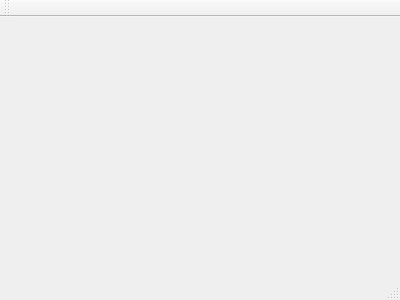
Old version of the form GUI/supercomputer/mainwindow.ui in the repository antoniopedrofraga/supercomputer-simulation.
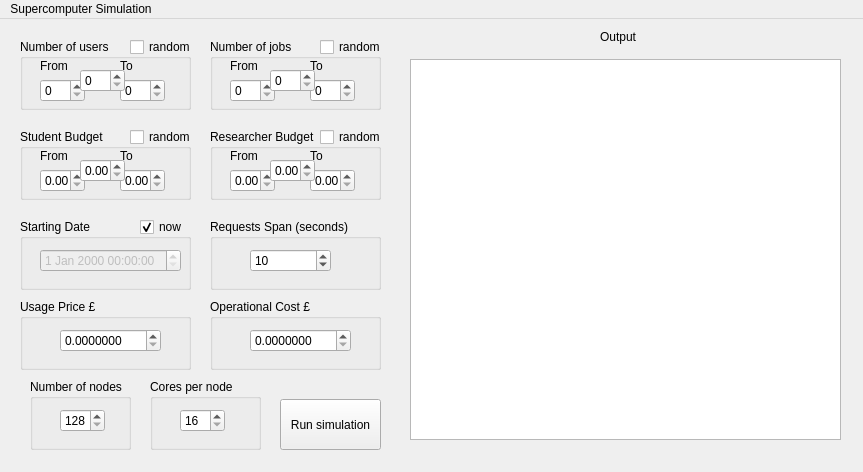
New version of the form.

Commit message: Config class added, GUI modified

```diff
--- a/GUI/supercomputer/mainwindow.ui
+++ b/GUI/supercomputer/mainwindow.ui
@@ -1,24 +1,669 @@
 <ui version="4.0">
  <class>MainWindow</class>
- <widget class="QMainWindow" name="MainWindow" >
-  <property name="geometry" >
+ <widget class="QMainWindow" name="MainWindow">
+  <property name="geometry">
    <rect>
     <x>0</x>
     <y>0</y>
-    <width>400</width>
-    <height>300</height>
+    <width>863</width>
+    <height>472</height>
    </rect>
   </property>
-  <property name="windowTitle" >
+  <property name="minimumSize">
+   <size>
+    <width>863</width>
+    <height>472</height>
+   </size>
+  </property>
+  <property name="maximumSize">
+   <size>
+    <width>863</width>
+    <height>472</height>
+   </size>
+  </property>
+  <property name="windowTitle">
    <string>MainWindow</string>
   </property>
-  <widget class="QMenuBar" name="menuBar" />
-  <widget class="QToolBar" name="mainToolBar" />
-  <widget class="QWidget" name="centralWidget" />
-  <widget class="QStatusBar" name="statusBar" />
+  <widget class="QWidget" name="centralWidget">
+   <widget class="QPushButton" name="simulateButton">
+    <property name="geometry">
+     <rect>
+      <x>280</x>
+      <y>380</y>
+      <width>101</width>
+      <height>51</height>
+     </rect>
+    </property>
+    <property name="cursor">
+     <cursorShape>PointingHandCursor</cursorShape>
+    </property>
+    <property name="text">
+     <string>Run simulation</string>
+    </property>
+   </widget>
+   <widget class="QGroupBox" name="userGroup">
+    <property name="geometry">
+     <rect>
+      <x>20</x>
+      <y>20</y>
+      <width>171</width>
+      <height>71</height>
+     </rect>
+    </property>
+    <property name="title">
+     <string>Number of users</string>
+    </property>
+    <property name="checkable">
+     <bool>false</bool>
+    </property>
+    <widget class="QSpinBox" name="constantUsers">
+     <property name="geometry">
+      <rect>
+       <x>60</x>
+       <y>30</y>
+       <width>45</width>
+       <height>23</height>
+      </rect>
+     </property>
+     <property name="showGroupSeparator" stdset="0">
+      <bool>true</bool>
+     </property>
+    </widget>
+    <widget class="QLabel" name="fromUsersLabel">
+     <property name="geometry">
+      <rect>
+       <x>20</x>
+       <y>20</y>
+       <width>28</width>
+       <height>14</height>
+      </rect>
+     </property>
+     <property name="text">
+      <string>From</string>
+     </property>
+    </widget>
+    <widget class="QSpinBox" name="fromUsers">
+     <property name="geometry">
+      <rect>
+       <x>20</x>
+       <y>40</y>
+       <width>45</width>
+       <height>23</height>
+      </rect>
+     </property>
+    </widget>
+    <widget class="QLabel" name="toUsersLabel">
+     <property name="geometry">
+      <rect>
+       <x>100</x>
+       <y>20</y>
+       <width>13</width>
+       <height>14</height>
+      </rect>
+     </property>
+     <property name="text">
+      <string>To</string>
+     </property>
+    </widget>
+    <widget class="QSpinBox" name="toUsers">
+     <property name="geometry">
+      <rect>
+       <x>100</x>
+       <y>40</y>
+       <width>45</width>
+       <height>23</height>
+      </rect>
+     </property>
+    </widget>
+    <widget class="QCheckBox" name="randomUsers">
+     <property name="geometry">
+      <rect>
+       <x>110</x>
+       <y>0</y>
+       <width>61</width>
+       <height>16</height>
+      </rect>
+     </property>
+     <property name="cursor">
+      <cursorShape>PointingHandCursor</cursorShape>
+     </property>
+     <property name="text">
+      <string>random</string>
+     </property>
+    </widget>
+    <zorder>toUsers</zorder>
+    <zorder>fromUsersLabel</zorder>
+    <zorder>fromUsers</zorder>
+    <zorder>constantUsers</zorder>
+    <zorder>toUsersLabel</zorder>
+    <zorder>randomUsers</zorder>
+   </widget>
+   <widget class="QGroupBox" name="jobsGroup">
+    <property name="geometry">
+     <rect>
+      <x>210</x>
+      <y>20</y>
+      <width>171</width>
+      <height>71</height>
+     </rect>
+    </property>
+    <property name="title">
+     <string>Number of jobs</string>
+    </property>
+    <property name="checkable">
+     <bool>false</bool>
+    </property>
+    <widget class="QSpinBox" name="constantJobs">
+     <property name="geometry">
+      <rect>
+       <x>60</x>
+       <y>30</y>
+       <width>45</width>
+       <height>23</height>
+      </rect>
+     </property>
+     <property name="showGroupSeparator" stdset="0">
+      <bool>true</bool>
+     </property>
+    </widget>
+    <widget class="QLabel" name="fromJobsLabel">
+     <property name="geometry">
+      <rect>
+       <x>20</x>
+       <y>20</y>
+       <width>28</width>
+       <height>14</height>
+      </rect>
+     </property>
+     <property name="text">
+      <string>From</string>
+     </property>
+    </widget>
+    <widget class="QSpinBox" name="fromJobs">
+     <property name="geometry">
+      <rect>
+       <x>20</x>
+       <y>40</y>
+       <width>45</width>
+       <height>23</height>
+      </rect>
+     </property>
+    </widget>
+    <widget class="QLabel" name="toJobsLabel">
+     <property name="geometry">
+      <rect>
+       <x>100</x>
+       <y>20</y>
+       <width>13</width>
+       <height>14</height>
+      </rect>
+     </property>
+     <property name="text">
+      <string>To</string>
+     </property>
+    </widget>
+    <widget class="QSpinBox" name="toJobs">
+     <property name="geometry">
+      <rect>
+       <x>100</x>
+       <y>40</y>
+       <width>45</width>
+       <height>23</height>
+      </rect>
+     </property>
+    </widget>
+    <widget class="QCheckBox" name="randomJobs">
+     <property name="geometry">
+      <rect>
+       <x>110</x>
+       <y>0</y>
+       <width>61</width>
+       <height>16</height>
+      </rect>
+     </property>
+     <property name="cursor">
+      <cursorShape>PointingHandCursor</cursorShape>
+     </property>
+     <property name="text">
+      <string>random</string>
+     </property>
+    </widget>
+    <zorder>fromJobsLabel</zorder>
+    <zorder>fromJobs</zorder>
+    <zorder>toJobsLabel</zorder>
+    <zorder>toJobs</zorder>
+    <zorder>randomJobs</zorder>
+    <zorder>constantJobs</zorder>
+   </widget>
+   <widget class="QGroupBox" name="researcherGroup">
+    <property name="geometry">
+     <rect>
+      <x>210</x>
+      <y>110</y>
+      <width>171</width>
+      <height>71</height>
+     </rect>
+    </property>
+    <property name="title">
+     <string>Researcher Budget</string>
+    </property>
+    <property name="checkable">
+     <bool>false</bool>
+    </property>
+    <widget class="QDoubleSpinBox" name="constantResearcher">
+     <property name="geometry">
+      <rect>
+       <x>60</x>
+       <y>30</y>
+       <width>45</width>
+       <height>23</height>
+      </rect>
+     </property>
+     <property name="showGroupSeparator" stdset="0">
+      <bool>true</bool>
+     </property>
+    </widget>
+    <widget class="QLabel" name="fromResearcherLabel">
+     <property name="geometry">
+      <rect>
+       <x>20</x>
+       <y>20</y>
+       <width>28</width>
+       <height>14</height>
+      </rect>
+     </property>
+     <property name="text">
+      <string>From</string>
+     </property>
+    </widget>
+    <widget class="QDoubleSpinBox" name="fromResearcher">
+     <property name="geometry">
+      <rect>
+       <x>20</x>
+       <y>40</y>
+       <width>45</width>
+       <height>23</height>
+      </rect>
+     </property>
+    </widget>
+    <widget class="QLabel" name="toResearcherLabel">
+     <property name="geometry">
+      <rect>
+       <x>100</x>
+       <y>20</y>
+       <width>13</width>
+       <height>14</height>
+      </rect>
+     </property>
+     <property name="text">
+      <string>To</string>
+     </property>
+    </widget>
+    <widget class="QDoubleSpinBox" name="toResearcher">
+     <property name="geometry">
+      <rect>
+       <x>100</x>
+       <y>40</y>
+       <width>45</width>
+       <height>23</height>
+      </rect>
+     </property>
+    </widget>
+    <widget class="QCheckBox" name="randomResearcher">
+     <property name="geometry">
+      <rect>
+       <x>110</x>
+       <y>0</y>
+       <width>61</width>
+       <height>16</height>
+      </rect>
+     </property>
+     <property name="cursor">
+      <cursorShape>PointingHandCursor</cursorShape>
+     </property>
+     <property name="text">
+      <string>random</string>
+     </property>
+    </widget>
+    <zorder>fromResearcherLabel</zorder>
+    <zorder>fromResearcher</zorder>
+    <zorder>toResearcherLabel</zorder>
+    <zorder>toResearcher</zorder>
+    <zorder>randomResearcher</zorder>
+    <zorder>constantResearcher</zorder>
+   </widget>
+   <widget class="QGroupBox" name="studentGroup">
+    <property name="geometry">
+     <rect>
+      <x>20</x>
+      <y>110</y>
+      <width>171</width>
+      <height>71</height>
+     </rect>
+    </property>
+    <property name="title">
+     <string>Student Budget</string>
+    </property>
+    <property name="checkable">
+     <bool>false</bool>
+    </property>
+    <widget class="QDoubleSpinBox" name="constantStudentBudget">
+     <property name="geometry">
+      <rect>
+       <x>60</x>
+       <y>30</y>
+       <width>45</width>
+       <height>23</height>
+      </rect>
+     </property>
+     <property name="showGroupSeparator" stdset="0">
+      <bool>true</bool>
+     </property>
+    </widget>
+    <widget class="QLabel" name="fromStudentLabel">
+     <property name="geometry">
+      <rect>
+       <x>20</x>
+       <y>20</y>
+       <width>28</width>
+       <height>14</height>
+      </rect>
+     </property>
+     <property name="text">
+      <string>From</string>
+     </property>
+    </widget>
+    <widget class="QDoubleSpinBox" name="fromStudent">
+     <property name="geometry">
+      <rect>
+       <x>20</x>
+       <y>40</y>
+       <width>45</width>
+       <height>23</height>
+      </rect>
+     </property>
+    </widget>
+    <widget class="QLabel" name="toStudentLabel">
+     <property name="geometry">
+      <rect>
+       <x>100</x>
+       <y>20</y>
+       <width>13</width>
+       <height>14</height>
+      </rect>
+     </property>
+     <property name="text">
+      <string>To</string>
+     </property>
+    </widget>
+    <widget class="QDoubleSpinBox" name="toStudent">
+     <property name="geometry">
+      <rect>
+       <x>100</x>
+       <y>40</y>
+       <width>45</width>
+       <height>23</height>
+      </rect>
+     </property>
+    </widget>
+    <widget class="QCheckBox" name="randomStudent">
+     <property name="geometry">
+      <rect>
+       <x>110</x>
+       <y>0</y>
+       <width>61</width>
+       <height>16</height>
+      </rect>
+     </property>
+     <property name="cursor">
+      <cursorShape>PointingHandCursor</cursorShape>
+     </property>
+     <property name="text">
+      <string>random</string>
+     </property>
+    </widget>
+    <zorder>fromStudentLabel</zorder>
+    <zorder>fromStudent</zorder>
+    <zorder>toStudentLabel</zorder>
+    <zorder>toStudent</zorder>
+    <zorder>randomStudent</zorder>
+    <zorder>constantStudentBudget</zorder>
+   </widget>
+   <widget class="QGroupBox" name="dateGroup">
+    <property name="geometry">
+     <rect>
+      <x>20</x>
+      <y>200</y>
+      <width>171</width>
+      <height>71</height>
+     </rect>
+    </property>
+    <property name="title">
+     <string>Starting Date</string>
+    </property>
+    <property name="checkable">
+     <bool>false</bool>
+    </property>
+    <widget class="QCheckBox" name="nowDate">
+     <property name="geometry">
+      <rect>
+       <x>120</x>
+       <y>0</y>
+       <width>51</width>
+       <height>16</height>
+      </rect>
+     </property>
+     <property name="cursor">
+      <cursorShape>PointingHandCursor</cursorShape>
+     </property>
+     <property name="text">
+      <string>now</string>
+     </property>
+     <property name="checked">
+      <bool>true</bool>
+     </property>
+    </widget>
+    <widget class="QDateTimeEdit" name="startDateTimeEdit">
+     <property name="enabled">
+      <bool>false</bool>
+     </property>
+     <property name="geometry">
+      <rect>
+       <x>20</x>
+       <y>30</y>
+       <width>141</width>
+       <height>23</height>
+      </rect>
+     </property>
+    </widget>
+   </widget>
+   <widget class="QGroupBox" name="requestsEndDate">
+    <property name="geometry">
+     <rect>
+      <x>210</x>
+      <y>200</y>
+      <width>171</width>
+      <height>71</height>
+     </rect>
+    </property>
+    <property name="title">
+     <string>Requests Span (seconds)</string>
+    </property>
+    <widget class="QSpinBox" name="requestsSpinBox">
+     <property name="geometry">
+      <rect>
+       <x>40</x>
+       <y>30</y>
+       <width>81</width>
+       <height>23</height>
+      </rect>
+     </property>
+     <property name="minimum">
+      <number>1</number>
+     </property>
+     <property name="maximum">
+      <number>604800</number>
+     </property>
+     <property name="value">
+      <number>10</number>
+     </property>
+    </widget>
+   </widget>
+   <widget class="QGroupBox" name="nodesGroup">
+    <property name="geometry">
+     <rect>
+      <x>30</x>
+      <y>360</y>
+      <width>101</width>
+      <height>71</height>
+     </rect>
+    </property>
+    <property name="title">
+     <string>Number of nodes</string>
+    </property>
+    <widget class="QSpinBox" name="nodesSpinBox">
+     <property name="geometry">
+      <rect>
+       <x>30</x>
+       <y>30</y>
+       <width>45</width>
+       <height>23</height>
+      </rect>
+     </property>
+     <property name="minimum">
+      <number>128</number>
+     </property>
+     <property name="maximum">
+      <number>512</number>
+     </property>
+    </widget>
+   </widget>
+   <widget class="QGroupBox" name="coresGroup">
+    <property name="geometry">
+     <rect>
+      <x>150</x>
+      <y>360</y>
+      <width>111</width>
+      <height>71</height>
+     </rect>
+    </property>
+    <property name="title">
+     <string>Cores per node</string>
+    </property>
+    <widget class="QSpinBox" name="coresSpinBox">
+     <property name="geometry">
+      <rect>
+       <x>30</x>
+       <y>30</y>
+       <width>45</width>
+       <height>23</height>
+      </rect>
+     </property>
+     <property name="minimum">
+      <number>16</number>
+     </property>
+     <property name="maximum">
+      <number>64</number>
+     </property>
+    </widget>
+   </widget>
+   <widget class="QGroupBox" name="usagePriceGroup">
+    <property name="geometry">
+     <rect>
+      <x>20</x>
+      <y>280</y>
+      <width>171</width>
+      <height>71</height>
+     </rect>
+    </property>
+    <property name="title">
+     <string>Usage Price £</string>
+    </property>
+    <widget class="QDoubleSpinBox" name="usagePriceSpinBox">
+     <property name="geometry">
+      <rect>
+       <x>40</x>
+       <y>30</y>
+       <width>101</width>
+       <height>23</height>
+      </rect>
+     </property>
+     <property name="decimals">
+      <number>7</number>
+     </property>
+    </widget>
+   </widget>
+   <widget class="QGroupBox" name="operationalCostGroup">
+    <property name="geometry">
+     <rect>
+      <x>210</x>
+      <y>280</y>
+      <width>171</width>
+      <height>71</height>
+     </rect>
+    </property>
+    <property name="toolTip">
+     <string/>
+    </property>
+    <property name="title">
+     <string>Operational Cost £</string>
+    </property>
+    <widget class="QDoubleSpinBox" name="operationalCostSpinBox">
+     <property name="geometry">
+      <rect>
+       <x>40</x>
+       <y>30</y>
+       <width>101</width>
+       <height>23</height>
+      </rect>
+     </property>
+     <property name="decimals">
+      <number>7</number>
+     </property>
+    </widget>
+   </widget>
+   <widget class="QTextBrowser" name="textBrowser">
+    <property name="geometry">
+     <rect>
+      <x>410</x>
+      <y>40</y>
+      <width>431</width>
+      <height>381</height>
+     </rect>
+    </property>
+   </widget>
+   <widget class="QLabel" name="label">
+    <property name="geometry">
+     <rect>
+      <x>600</x>
+      <y>10</y>
+      <width>41</width>
+      <height>16</height>
+     </rect>
+    </property>
+    <property name="text">
+     <string>Output</string>
+    </property>
+   </widget>
+  </widget>
+  <widget class="QMenuBar" name="menuBar">
+   <property name="geometry">
+    <rect>
+     <x>0</x>
+     <y>0</y>
+     <width>863</width>
+     <height>19</height>
+    </rect>
+   </property>
+   <widget class="QMenu" name="menuSupercomputer_Simulation">
+    <property name="title">
+     <string>Supercomputer Simulation</string>
+    </property>
+   </widget>
+   <addaction name="menuSupercomputer_Simulation"/>
+  </widget>
  </widget>
- <layoutDefault spacing="6" margin="11" />
- <pixmapfunction></pixmapfunction>
+ <layoutdefault spacing="6" margin="11"/>
  <resources/>
  <connections/>
 </ui>
```
Left out of the diff: 1 changed line with no effect on the pictures. The commit also changes 20 other files.
